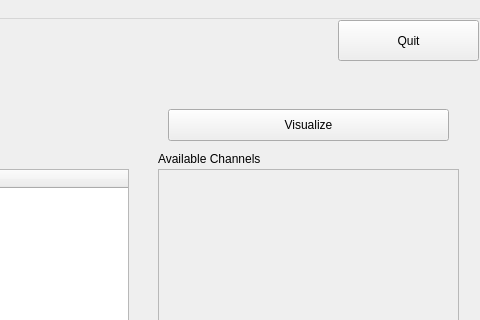
Above: LSL_visualization.ui from soheilbr82/lslbuffer before the change; both pictures show x 662 to 1142 and y 0 to 320 of the 1142 by 820 pixel window. Below: the same form after it.
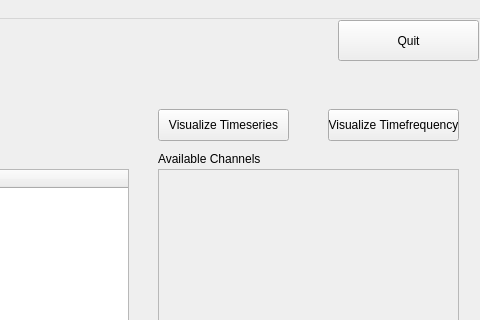
That is the form after the change.

Diff of the .ui file:
```diff
--- a/LSL_visualization.ui
+++ b/LSL_visualization.ui
@@ -43,14 +43,14 @@
    <widget class="QPushButton" name="visualizeButton">
     <property name="geometry">
      <rect>
-      <x>830</x>
+      <x>820</x>
       <y>90</y>
-      <width>281</width>
+      <width>131</width>
       <height>32</height>
      </rect>
     </property>
     <property name="text">
-     <string>Visualize</string>
+     <string>Visualize Timeseries</string>
     </property>
    </widget>
    <widget class="QScrollArea" name="channelView">
@@ -221,6 +221,19 @@
     </property>
     <layout class="QGridLayout" name="applyFilter"/>
    </widget>
+   <widget class="QPushButton" name="visualizeTimeFreqButton">
+    <property name="geometry">
+     <rect>
+      <x>990</x>
+      <y>90</y>
+      <width>131</width>
+      <height>32</height>
+     </rect>
+    </property>
+    <property name="text">
+     <string>Visualize Timefrequency</string>
+    </property>
+   </widget>
   </widget>
   <widget class="QMenuBar" name="menubar">
    <property name="geometry">
```
Left out of the diff: 2 changed lines with no effect on the pictures.
